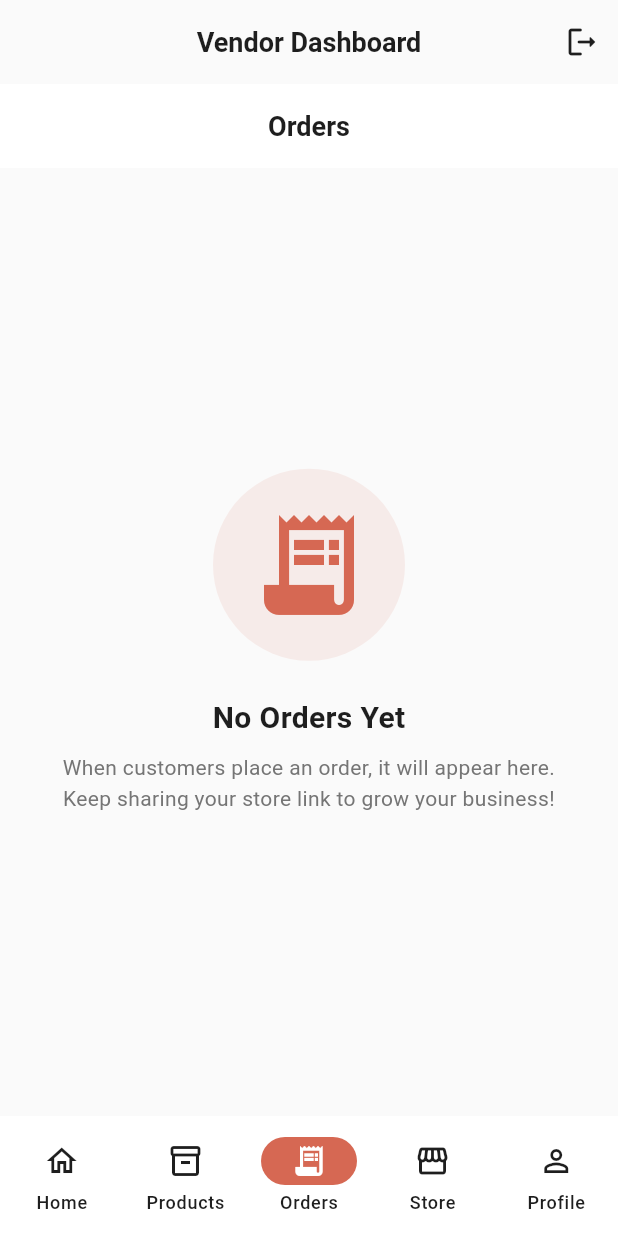
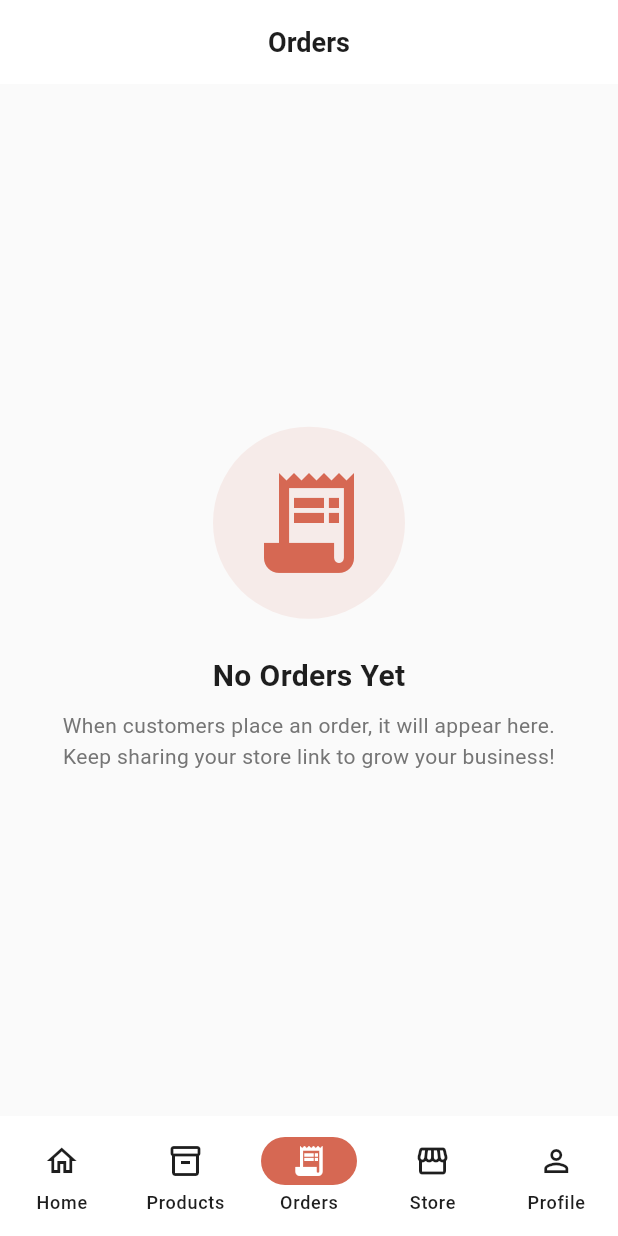
Before and after one commit to BUNNY013/freshga_vendors, a Flutter app: the DashboardScreen screen opened by its route, item 3 of the bottom bar chosen, on a phone screen of 412 x 824 dp. Run offline on Flutter 3.47's test engine with Material 3 defaults, Android fonts, the light colour scheme and no system bars; our stand-ins replace cloud_firestore, firebase_auth, firebase_core, firebase_storage, go_router, image_picker and 2 more; accounts and stored records are empty.

Commit message:
everyscreen with no error

```diff
--- a/lib/features/dashboard/presentation/screens/dashboard_screen.dart
+++ b/lib/features/dashboard/presentation/screens/dashboard_screen.dart
@@ -1,7 +1,4 @@
 import 'package:flutter/material.dart';
-import 'package:provider/provider.dart';
-import 'package:go_router/go_router.dart';
-import '../../../auth/providers/auth_provider.dart';
 import '../../../../core/theme/app_colors.dart';
 import '../../../products/presentation/screens/product_list_screen.dart';
 import '../../../orders/presentation/screens/orders_list_screen.dart';
@@ -31,19 +28,7 @@ class _DashboardScreenState extends State<DashboardScreen> {
   Widget build(BuildContext context) {
     return Scaffold(
       backgroundColor: AppColors.background,
-      appBar: AppBar(
-        title: const Text('Vendor Dashboard'),
-        actions: [
-          IconButton(
-            icon: const Icon(Icons.logout_rounded),
-            onPressed: () {
-              context.read<AuthProvider>().signOut();
-              context.go('/login');
-            },
-          ),
-        ],
-      ),
-      body: _views[_currentIndex],
+      body: SafeArea(child: _views[_currentIndex]),
       bottomNavigationBar: NavigationBar(
         selectedIndex: _currentIndex,
         onDestinationSelected: (index) {
--- a/lib/main.dart
+++ b/lib/main.dart
@@ -8,6 +8,7 @@ import 'core/theme/app_theme.dart';
 import 'routes/app_router.dart';
 import 'features/auth/providers/auth_provider.dart';
 import 'features/onboarding/providers/onboarding_provider.dart';
+import 'features/products/providers/product_provider.dart';
 
 void main() async {
   WidgetsFlutterBinding.ensureInitialized();
@@ -29,6 +30,7 @@ void main() async {
       providers: [
         ChangeNotifierProvider(create: (_) => AuthProvider()),
         ChangeNotifierProvider(create: (_) => OnboardingProvider()),
+        ChangeNotifierProvider(create: (_) => ProductProvider()),
       ],
       child: const FreshGaVendorApp(),
     ),
```
Also changed, not shown: lib/features/products/presentation/screens/product_list_screen.dart (+12 -0 lines), lib/features/store/presentation/screens/store_management_screen.dart (+6 -3 lines).
